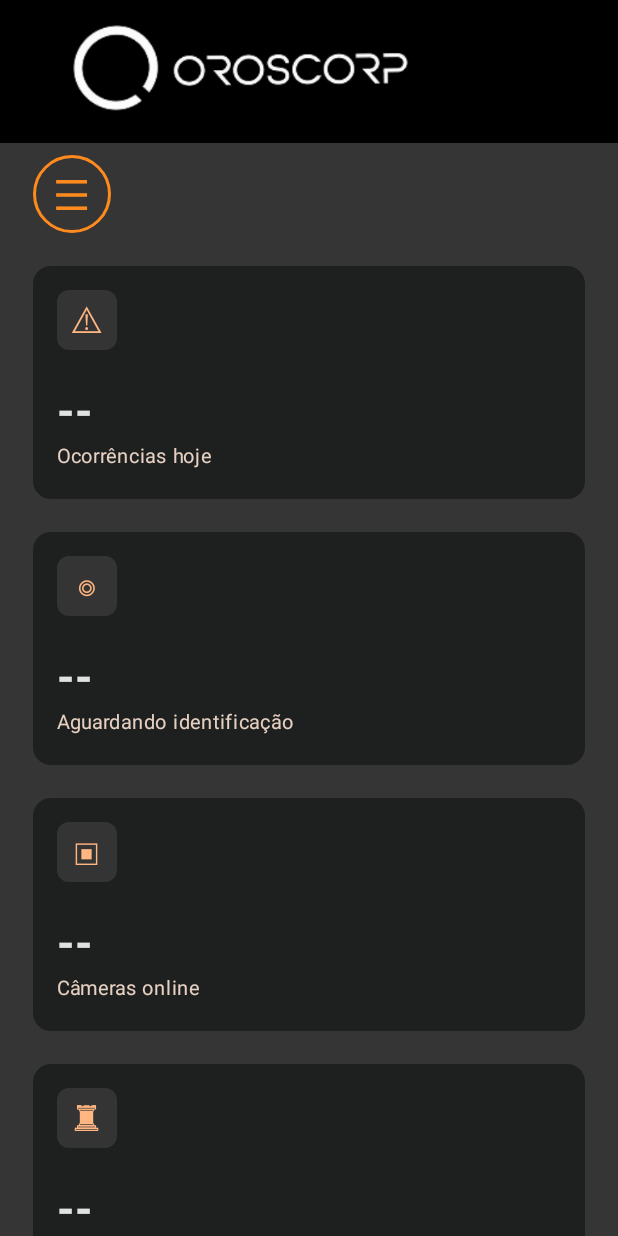
After one commit to suehtam6/OROSCORP---MOBILE, an Android app built with Jetpack Compose: the composable HomeScreen shown on its own in the app's theme, on a phone screen of 412 x 824 dp. The commit adds this screen. Run offline under Robolectric (Android 15) with nearby library versions, the phone set to English and light mode, and no system bars.

Commit message:
Tela Home criada

```diff
--- /dev/null
+++ b/app/src/main/java/com/example/oroscorp_adm/screens/HomeScreen.kt
@@ -0,0 +1,467 @@
+
+package com.example.oroscorp_adm.screens
+
+import com.example.oroscorp_adm.R
+import androidx.compose.foundation.*
+import androidx.compose.foundation.layout.*
+import androidx.compose.foundation.shape.CircleShape
+import androidx.compose.foundation.shape.RoundedCornerShape
+import androidx.compose.material3.*
+import androidx.compose.runtime.*
+import androidx.compose.ui.*
+import androidx.compose.ui.draw.clip
+import androidx.compose.ui.graphics.*
+import androidx.compose.ui.graphics.drawscope.Stroke
+import androidx.compose.ui.geometry.Offset
+import androidx.compose.ui.graphics.Path
+import androidx.compose.ui.layout.ContentScale
+import androidx.compose.ui.res.painterResource
+import androidx.compose.ui.text.font.FontWeight
+import androidx.compose.ui.text.style.TextAlign
+import androidx.compose.ui.unit.*
+import androidx.compose.ui.window.Dialog
+import androidx.compose.ui.zIndex
+
+private val Laranja = Color(0xFFFF8A1E)
+private val Salmao = Color(0xFFFFB681)
+private val Fundo = Color(0xFF353535)
+private val Cartao = Color(0xFF1E2020)
+private val TextoClaro = Color(0xFFE6D0C2)
+
+@Composable
+fun HomeScreen(
+    onDashboardClick: () -> Unit = {},
+    onSetoresClick: () -> Unit = {},
+    onCamerasClick: () -> Unit = {},
+    onOcorrenciasClick: () -> Unit = {},
+    onFuncionariosClick: () -> Unit = {},
+    onSairClick: () -> Unit = {}
+) {
+    var menuAberto by remember { mutableStateOf(false) }
+    var periodo by remember { mutableStateOf("Semana") }
+
+    Box(
+        modifier = Modifier
+            .fillMaxSize()
+            .background(Fundo)
+    ) {
+        Column(modifier = Modifier.fillMaxSize()) {
+
+            // LOGO NO CABEÇALHO
+            Box(
+                modifier = Modifier
+                    .fillMaxWidth()
+                    .height(95.dp)
+                    .background(Color.Black),
+                contentAlignment = Alignment.CenterStart
+            ) {
+                Image(
+                    painter = painterResource(R.drawable.logo),
+                    contentDescription = "Logo OROSCORP",
+                    modifier = Modifier
+                        .fillMaxWidth(0.75f)
+                        .height(80.dp)
+                        .padding(start = 12.dp),
+                    contentScale = ContentScale.Fit
+                )
+            }
+
+            Column(
+                modifier = Modifier
+                    .fillMaxSize()
+                    .verticalScroll(rememberScrollState())
+                    .padding(horizontal = 22.dp)
+            ) {
+                Spacer(Modifier.height(8.dp))
+
+                // BOTÃO HAMBÚRGUER
+                Box(
+                    modifier = Modifier
+                        .size(52.dp)
+                        .border(2.dp, Laranja, CircleShape)
+                        .clickable { menuAberto = true },
+                    contentAlignment = Alignment.Center
+                ) {
+                    Text("☰", color = Laranja, fontSize = 28.sp)
+                }
+
+                Spacer(Modifier.height(22.dp))
+
+                // INDICADORES DO DASHBOARD
+                Indicador(
+                    titulo = "Ocorrências hoje",
+                    valor = "--",
+                    simbolo = "⚠",
+                    variacao = null
+                )
+
+                Spacer(Modifier.height(22.dp))
+
+                Indicador(
+                    titulo = "Aguardando identificação",
+                    valor = "--",
+                    simbolo = "◎"
+                )
+
+                Spacer(Modifier.height(22.dp))
+
+                Indicador(
+                    titulo = "Câmeras online",
+                    valor = "--",
+                    simbolo = "▣"
+                )
+
+                Spacer(Modifier.height(22.dp))
+
+                Indicador(
+                    titulo = "Índice de segurança geral",
+                    valor = "--",
+                    simbolo = "♜"
+                )
+
+                Spacer(Modifier.height(24.dp))
+
+                // GRÁFICO
+                Column(
+                    modifier = Modifier
+                        .fillMaxWidth()
+                        .height(440.dp)
+                        .background(Cartao, RoundedCornerShape(12.dp))
+                        .padding(18.dp)
+                ) {
+                    Row(
+                        modifier = Modifier
+                            .background(
+                                Color(0xFF353535),
+                                RoundedCornerShape(8.dp)
+                            )
+                            .padding(4.dp)
+                    ) {
+                        listOf("Hoje", "Semana", "Mês").forEach { item ->
+                            Box(
+                                modifier = Modifier
+                                    .clip(RoundedCornerShape(6.dp))
+                                    .background(
+                                        if (periodo == item)
+                                            Color(0xFF484848)
+                                        else Color.Transparent
+                                    )
+                                    .clickable { periodo = item }
+                                    .padding(
+                                        horizontal = 12.dp,
+                                        vertical = 8.dp
+                                    )
+                            ) {
+                                Text(
+                                    text = item,
+                                    color = TextoClaro,
+                                    fontSize = 12.sp
+                                )
+                            }
+                        }
+                    }
+
+                    Spacer(Modifier.height(16.dp))
+
+                    Text(
+                        text = "Ocorrências ao longo do tempo",
+                        color = Color.White,
+                        fontWeight = FontWeight.Medium,
+                        fontSize = 14.sp
+                    )
+
+                    Spacer(Modifier.height(6.dp))
+
+                    Text(
+                        text = "Detecções de IA e registros manuais",
+                        color = TextoClaro,
+                        fontSize = 12.sp
+                    )
+
+                    Spacer(Modifier.height(25.dp))
+
+                    // Gráfico vazio, preparado para API
+                    GraficoOcorrencias(
+                        modifier = Modifier
+                            .fillMaxWidth()
+                            .weight(1f)
+                    )
+                }
+
+                Spacer(Modifier.height(30.dp))
+            }
+        }
+
+        // MENU SOBREPOSTO AO DASHBOARD
+        if (menuAberto) {
+            Box(
+                modifier = Modifier
+                    .fillMaxSize()
+                    .zIndex(2f)
+                    .background(Color.Black.copy(alpha = 0.35f))
+                    .clickable { menuAberto = false }
+            )
+
+            Column(
+                modifier = Modifier
+                    .fillMaxHeight()
+                    .fillMaxWidth(0.78f)
+                    .padding(top = 95.dp, bottom = 12.dp)
+                    .zIndex(3f)
+                    .background(Cartao)
+                    .border(2.dp, Laranja)
+                    .verticalScroll(rememberScrollState())
+                    .clickable(enabled = false) {}
+                    .padding(14.dp)
+            ) {
+                Spacer(Modifier.height(30.dp))
+
+                Row(
+                    verticalAlignment = Alignment.CenterVertically
+                ) {
+                    Box(
+                        modifier = Modifier
+                            .size(32.dp)
+                            .background(Laranja, RoundedCornerShape(5.dp)),
+                        contentAlignment = Alignment.Center
+                    ) {
+                        Text(
+                            "O",
+                            color = Color.White,
+                            fontWeight = FontWeight.Bold,
+                            fontSize = 23.sp
+                        )
+                    }
+
+                    Spacer(Modifier.width(12.dp))
+
+                    Text(
+                        "CENTRAL",
+                        color = Salmao,
+                        fontWeight = FontWeight.Bold,
+                        fontSize = 20.sp
+                    )
+                }
+
+                Spacer(Modifier.height(32.dp))
+
+                ItemMenu("▦", "DASHBOARD", true) {
+                    menuAberto = false
+                    onDashboardClick()
+                }
+
+                ItemMenu("▦", "SETORES") {
+                    menuAberto = false
+                    onSetoresClick()
+                }
+
+                ItemMenu("▣", "CÂMERAS") {
+                    menuAberto = false
+                    onCamerasClick()
+                }
+
+                ItemMenu("⚠", "OCORRÊNCIAS") {
+                    menuAberto = false
+                    onOcorrenciasClick()
+                }
+
+                ItemMenu("▤", "FUNCIONÁRIOS") {
+                    menuAberto = false
+                    onFuncionariosClick()
+                }
+
+                Spacer(Modifier.height(20.dp))
+
+                // PERFIL ADMINISTRADOR
+                Column(
+                    modifier = Modifier
+                        .fillMaxWidth()
+                        .border(
+                            1.dp,
+                            Color.DarkGray,
+                            RoundedCornerShape(8.dp)
+                        )
+                        .padding(12.dp)
+                ) {
+                    Text(
+                        "ADMINISTRADOR",
+                        color = TextoClaro,
+                        fontSize = 12.sp
+                    )
+
+                    Spacer(Modifier.height(10.dp))
+
+                    Button(
+                        onClick = {
+                            menuAberto = false
+                            onSairClick()
+                        },
+                        colors = ButtonDefaults.buttonColors(
+                            containerColor = Color(0xFF592323)
+                        ),
+                        shape = RoundedCornerShape(15.dp),
+                        contentPadding = PaddingValues(
+                            horizontal = 12.dp,
+                            vertical = 4.dp
+                        )
+                    ) {
+                        Text(
+                            "sair da conta",
+                            color = Color.White,
+                            fontSize = 11.sp
+                        )
+                    }
+                }
+            }
+        }
+    }
+}
+
+// CARTÃO DE INDICADOR
+@Composable
+private fun Indicador(
+    titulo: String,
+    valor: String,
+    simbolo: String,
+    variacao: String? = null
+) {
+    Column(
+        modifier = Modifier
+            .fillMaxWidth()
+            .height(155.dp)
+            .background(Cartao, RoundedCornerShape(12.dp))
+            .padding(16.dp),
+        verticalArrangement = Arrangement.SpaceBetween
+    ) {
+        Row(
+            modifier = Modifier.fillMaxWidth(),
+            horizontalArrangement = Arrangement.SpaceBetween,
+            verticalAlignment = Alignment.CenterVertically
+        ) {
+            Box(
+                modifier = Modifier
+                    .size(40.dp)
+                    .background(
+                        Color(0xFF343434),
+                        RoundedCornerShape(8.dp)
+                    ),
+                contentAlignment = Alignment.Center
+            ) {
+                Text(
+                    simbolo,
+                    color = Salmao,
+                    fontSize = 24.sp
+                )
+            }
+
+            if (variacao != null) {
+                Text(
+                    text = variacao,
+                    color = Salmao,
+                    fontSize = 12.sp
+                )
+            }
+        }
+
+        Column {
+            Text(
+                text = valor,
+                color = Color(0xFFE1E1E1),
+                fontSize = 30.sp,
+                fontWeight = FontWeight.Bold
+            )
+
+            Text(
+                text = titulo,
+                color = TextoClaro,
+                fontSize = 13.sp
+            )
+        }
+    }
+}
+
+// ITEM DO MENU
+@Composable
+private fun ItemMenu(
+    simbolo: String,
+    titulo: String,
+    selecionado: Boolean = false,
+    onClick: () -> Unit
+) {
+    Column {
+        Row(
+            modifier = Modifier
+                .fillMaxWidth()
+                .height(62.dp)
+                .clickable { onClick() },
+            verticalAlignment = Alignment.CenterVertically
+        ) {
+            Text(
+                text = simbolo,
+                color = if (selecionado) Laranja else TextoClaro,
+                fontSize = 21.sp
+            )
+
+            Spacer(Modifier.width(18.dp))
+
+            Text(
+                text = titulo,
+                color = if (selecionado) Laranja else TextoClaro,
+                fontSize = 13.sp,
+                fontWeight = if (selecionado)
+                    FontWeight.Bold else FontWeight.Normal
+            )
+        }
+
+        HorizontalDivider(
+            color = Color(0xFF777777),
+            thickness = 1.dp
+        )
+    }
+}
+
+// ÁREA DO GRÁFICO
+@Composable
+private fun GraficoOcorrencias(
+    modifier: Modifier = Modifier
+) {
+    Column(modifier = modifier) {
+        Box(
+            modifier = Modifier
+                .fillMaxWidth()
+                .weight(1f)
+        ) {
+            Canvas(modifier = Modifier.fillMaxSize()) {
+                val linhas = 4
+
+                for (i in 0..linhas) {
+                    val y = size.height * i / linhas
+
+                    drawLine(
+                        color = Color(0xFF343434),
+                        start = Offset(0f, y),
+                        end = Offset(size.width, y),
+                        strokeWidth = 1.dp.toPx()
+                    )
+                }
+            }
+
+            Text(
+                text = "Aguardando dados das ocorrências",
+                color = Color.Gray,
+                fontSize = 12.sp,
+                modifier = Modifier.align(Alignment.Center)
+            )
+        }
+
+        Spacer(Modifier.height(10.dp))
+
+        Text(
+            text = "Os dados serão exibidos após integração com a API",
+            color = Color.Gray,
+            fontSize = 10.sp,
+            modifier = Modifier.fillMaxWidth(),
+            textAlign = TextAlign.Center
+        )
+    }
+}
```
Also changed, not shown: app/src/main/java/com/example/oroscorp_adm/MainActivity.kt (+95 -41 lines).
